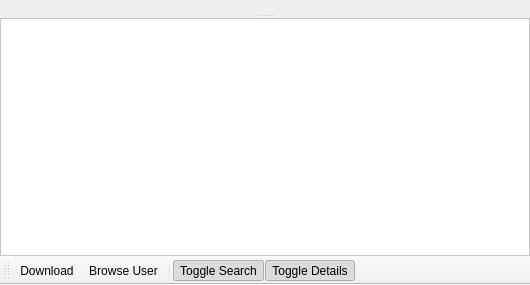
Old version of the form widgetsearchresults.ui in the repository c3c/quazaa.
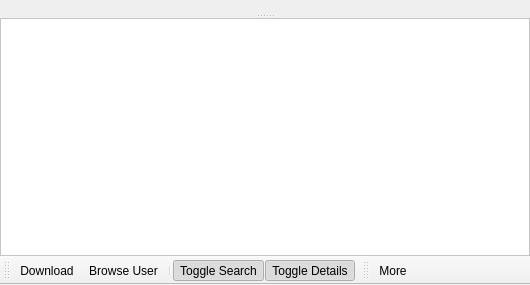
New version of the form. Icons and pictures are not drawn.

Commit message: All code moved over from old MainWindow. Need to add widgets to toolbars and update skins and skin tool.

The edit to the form file:
```diff
--- a/widgetsearchresults.ui
+++ b/widgetsearchresults.ui
@@ -154,6 +154,27 @@
    <addaction name="actionSearchToggle"/>
    <addaction name="actionSeachDetailsToggle"/>
   </widget>
+  <widget class="QToolBar" name="toolBarFilter">
+   <property name="windowTitle">
+    <string>toolBar</string>
+   </property>
+   <property name="iconSize">
+    <size>
+     <width>16</width>
+     <height>16</height>
+    </size>
+   </property>
+   <property name="toolButtonStyle">
+    <enum>Qt::ToolButtonTextBesideIcon</enum>
+   </property>
+   <attribute name="toolBarArea">
+    <enum>BottomToolBarArea</enum>
+   </attribute>
+   <attribute name="toolBarBreak">
+    <bool>false</bool>
+   </attribute>
+   <addaction name="actionFilterMore"/>
+  </widget>
   <action name="actionSearchDownload">
    <property name="icon">
     <iconset resource="Resource.qrc">
@@ -216,6 +237,15 @@
     <string>Toggle Details</string>
    </property>
   </action>
+  <action name="actionFilterMore">
+   <property name="icon">
+    <iconset>
+     <normaloff>:/Resource/Generic/Filter.png</normaloff>:/Resource/Generic/Filter.png</iconset>
+   </property>
+   <property name="text">
+    <string>More</string>
+   </property>
+  </action>
  </widget>
  <resources>
   <include location="Resource.qrc"/>
```
Left out of the diff: 12 changed lines with no effect on the pictures. The commit also changes 17 other files.
